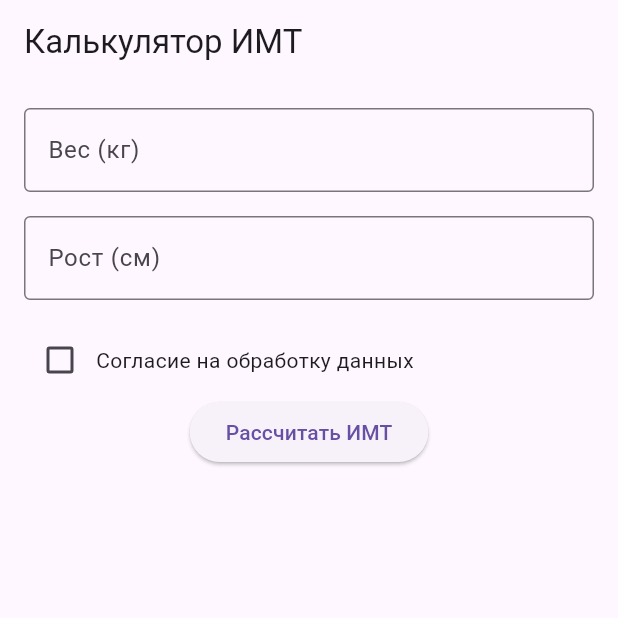
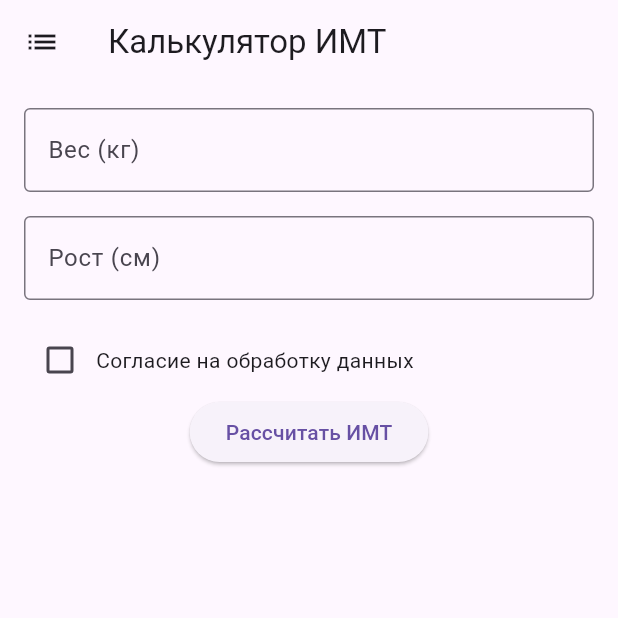
Before and after one commit to Apo1on/MobileDevelopment, a Flutter app: the screen it shows after launch, on a phone screen of 412 x 824 dp, the top half of it. Run offline on Flutter 3.47's test engine with Material 3 defaults, Android fonts, the phone set to English and light mode, and no system bars; our stand-ins replace equatable, flutter_bloc, sqflite; accounts and stored records are empty.

```diff
--- a/app/lab4/lab4/lib/main.dart
+++ b/app/lab4/lab4/lib/main.dart
@@ -1,13 +1,13 @@
 import 'package:flutter/material.dart';
-import 'package:flutter/services.dart';
-import 'screens/final_imt/final_imt_provider.dart';
+import 'package:imt_calculator/screens/imt_cal_screen.dart';
+import 'package:imt_calculator/screens/utils/app_routes.dart';
 
 void main() {
   runApp(const MyApp());
 }
 
 class MyApp extends StatelessWidget {
-  const MyApp({super.key});
+  const MyApp({Key? key}) : super(key: key);
 
   @override
   Widget build(BuildContext context) {
@@ -17,125 +17,7 @@ class MyApp extends StatelessWidget {
         primarySwatch: Colors.indigo,
       ),
       home: const IMTCal(),
+      routes: AppRoutes.routes, // Add the routes
     );
   }
 }
-
-class IMTCal extends StatefulWidget {
-  const IMTCal({super.key});
-
-  @override
-  State<IMTCal> createState() => _IMTCalState();
-}
-
-class _IMTCalState extends State<IMTCal> {
-  final _formKey = GlobalKey<FormState>();
-  final _weightBox = TextEditingController();
-  final _heightBox = TextEditingController();
-  bool _diavolSign = false;
-
-  @override
-  void dispose() {
-    _weightBox.dispose();
-    _heightBox.dispose();
-    super.dispose();
-  }
-
-  @override
-  Widget build(BuildContext context) {
-    return Scaffold(
-      appBar: AppBar(
-        title: const Text('Калькулятор ИМТ'),
-      ),
-      body: Padding(
-        padding: const EdgeInsets.all(16.0),
-        child: Form(
-          key: _formKey,
-          child: Column(
-            children: <Widget>[
-              TextFormField(
-                controller: _weightBox,
-                keyboardType: TextInputType.number,
-                decoration: const InputDecoration(
-                  labelText: 'Вес (кг)',
-                  border: OutlineInputBorder(),
-                ),
-                validator: (value) {
-                  if (value == null || value.isEmpty) {
-                    return 'Введите ваш вес';
-                  }
-                  if (double.parse(value) <= 0) {
-                    return 'Вес должен быть больше нуля';
-                  }
-                  return null;
-                },
-                inputFormatters: [
-                  FilteringTextInputFormatter.digitsOnly,
-                ],
-              ),
-              const SizedBox(height: 16.0),
-              TextFormField(
-                controller: _heightBox,
-                keyboardType: TextInputType.number,
-                decoration: const InputDecoration(
-                  labelText: 'Рост (см)',
-                  border: OutlineInputBorder(),
-                ),
-                validator: (value) {
-                  if (value == null || value.isEmpty) {
-                    return 'Введите ваш рост';
-                  }
-                  if (double.parse(value) <= 0) {
-                    return 'Рост должен быть больше нуля';
-                  }
-                  return null;
-                },
-                inputFormatters: [
-                  FilteringTextInputFormatter.digitsOnly,
-                ],
-              ),
-              const SizedBox(height: 16.0),
-              Row(
-                children: <Widget>[
-                  Checkbox(
-                    value: _diavolSign,
-                    onChanged: (value) {
-                      setState(() {
-                        _diavolSign = value!;
-                      });
-                    },
-                  ),
-                  const Text('Согласие на обработку данных'),
-                ],
-              ),
-              ElevatedButton(
-                onPressed: () {
-                  if (_formKey.currentState!.validate() && _diavolSign) {
-                    Navigator.push(
-                      context,
-                      MaterialPageRoute(
-                        builder: (context) => FinalImtProvider(
-                          weight: double.parse(_weightBox.text),
-                          height: double.parse(_heightBox.text),
-                        ),
-                      ),
-                    );
-                  } else {
-                    if (!_diavolSign) {
-                      ScaffoldMessenger.of(context).showSnackBar(
-                        const SnackBar(
-                          content: Text('Пожалуйста, дайте согласие на обработку данных'),
-                        ),
-                      );
-                    }
-                  }
-                },
-                child: const Text('Рассчитать ИМТ'),
-              ),
-            ],
-          ),
-        ),
-      ),
-    );
-  }
-}
--- /dev/null
+++ b/app/lab4/lab4/lib/screens/imt_cal_screen.dart
@@ -0,0 +1,129 @@
+import 'package:flutter/material.dart';
+import 'package:flutter/services.dart';
+import 'package:imt_calculator/screens/final_imt/final_imt_provider.dart';
+import 'package:imt_calculator/screens/utils/app_routes.dart';
+
+class IMTCal extends StatefulWidget {
+  const IMTCal({Key? key}) : super(key: key);
+
+  @override
+  State<IMTCal> createState() => _IMTCalState();
+}
+
+class _IMTCalState extends State<IMTCal> {
+  final _formKey = GlobalKey<FormState>();
+  final _weightBox = TextEditingController();
+  final _heightBox = TextEditingController();
+  bool _diavolSign = false;
+
+  @override
+  void dispose() {
+    _weightBox.dispose();
+    _heightBox.dispose();
+    super.dispose();
+  }
+
+  @override
+  Widget build(BuildContext context) {
+    return Scaffold(
+      appBar: AppBar(
+        title: const Text('Калькулятор ИМТ'),
+        leading: IconButton(
+          icon: const Icon(Icons.list),
+          onPressed: () {
+            Navigator.pushNamed(context, AppRoutes.imtList); // Navigate to list screen
+          },
+        ),
+      ),
+      body: Padding(
+        padding: const EdgeInsets.all(16.0),
+        child: Form(
+          key: _formKey,
+          child: Column(
+            children: <Widget>[
+              TextFormField(
+                controller: _weightBox,
+                keyboardType: TextInputType.number,
+                decoration: const InputDecoration(
+                  labelText: 'Вес (кг)',
+                  border: OutlineInputBorder(),
+                ),
+                validator: (value) {
+                  if (value == null || value.isEmpty) {
+                    return 'Введите ваш вес';
+                  }
+                  if (double.parse(value) <= 0) {
+                    return 'Вес должен быть больше нуля';
+                  }
+                  return null;
+                },
+                inputFormatters: [
+                  FilteringTextInputFormatter.digitsOnly,
+                ],
+              ),
+              const SizedBox(height: 16.0),
+              TextFormField(
+                controller: _heightBox,
+                keyboardType: TextInputType.number,
+                decoration: const InputDecoration(
+                  labelText: 'Рост (см)',
+                  border: OutlineInputBorder(),
+                ),
+                validator: (value) {
+                  if (value == null || value.isEmpty) {
+                    return 'Введите ваш рост';
+                  }
+                  if (double.parse(value) <= 0) {
+                    return 'Рост должен быть больше нуля';
+                  }
+                  return null;
+                },
+                inputFormatters: [
+                  FilteringTextInputFormatter.digitsOnly,
+                ],
+              ),
+              const SizedBox(height: 16.0),
+              Row(
+                children: <Widget>[
+                  Checkbox(
+                    value: _diavolSign,
+                    onChanged: (value) {
+                      setState(() {
+                        _diavolSign = value!;
+                      });
+                    },
+                  ),
+                  const Text('Согласие на обработку данных'),
+                ],
+              ),
+              ElevatedButton(
+                onPressed: () {
+                  if (_formKey.currentState!.validate() && _diavolSign) {
+                    Navigator.push(
+                      context,
+                      MaterialPageRoute(
+                        builder: (context) => FinalImtProvider(
+                          weight: double.parse(_weightBox.text),
+                          height: double.parse(_heightBox.text),
+                        ),
+                      ),
+                    );
+                  } else {
+                    if (!_diavolSign) {
+                      ScaffoldMessenger.of(context).showSnackBar(
+                        const SnackBar(
+                          content: Text('Пожалуйста, дайте согласие на обработку данных'),
+                        ),
+                      );
+                    }
+                  }
+                },
+                child: const Text('Рассчитать ИМТ'),
+              ),
+            ],
+          ),
+        ),
+      ),
+    );
+  }
+}
--- /dev/null
+++ b/app/lab4/lab4/lib/screens/utils/app_routes.dart
@@ -0,0 +1,13 @@
+import 'package:flutter/material.dart';
+import 'package:imt_calculator/screens/imt_cal_screen.dart';
+import 'package:imt_calculator/screens/list/imt_list_screen.dart';
+
+class AppRoutes {
+  static const String imtCal = '/imtCal';
+  static const String imtList = '/imtList';
+
+  static Map<String, WidgetBuilder> routes = {
+    imtCal: (context) => const IMTCal(),
+    imtList: (context) => const ImtListScreen(), // Add the route for the list screen
+  };
+}
```
Also changed, not shown: app/lab4/lab4/lib/models/imt_calculation.dart (added, +41 -0 lines), app/lab4/lab4/lib/screens/final_imt/final_imt_cubit.dart (+23 -10 lines), app/lab4/lab4/lib/screens/final_imt/final_imt_state.dart (+11 -0 lines), app/lab4/lab4/lib/screens/list/cubits/imt_list_cubit.dart (added, +29 -0 lines), app/lab4/lab4/lib/screens/list/cubits/imt_list_state.dart (added, +20 -0 lines), app/lab4/lab4/lib/screens/list/imt_list_screen.dart (added, +101 -0 lines), app/lab4/lab4/lib/services/database_helper.dart (added, +82 -0 lines), app/lab4/lab4/pubspec.yaml (+6 -1 lines).
